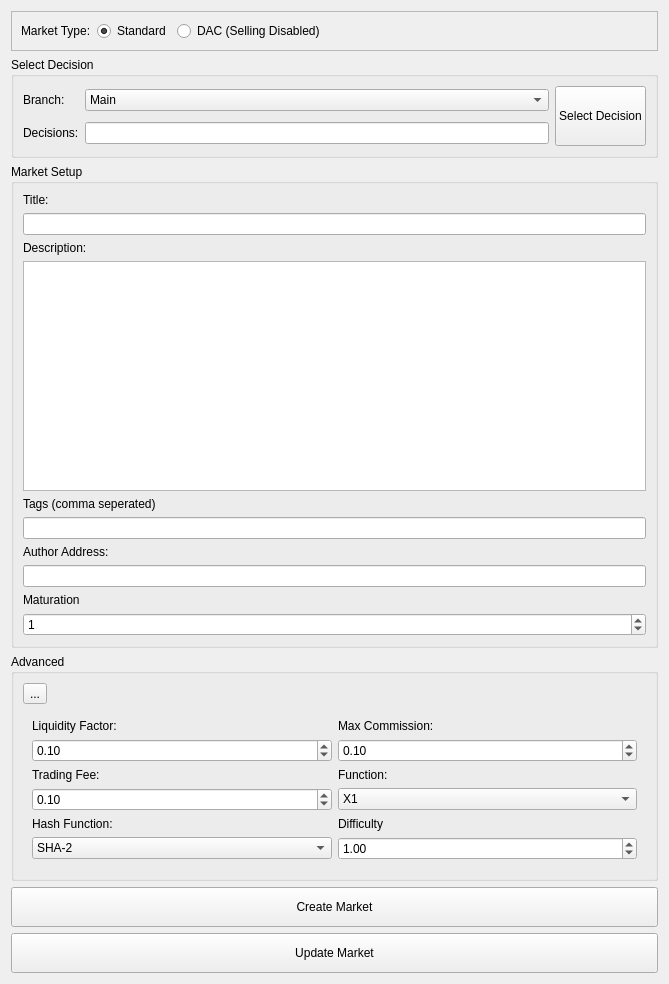
The window that src/qt/forms/decisionmarketcreationwidget.ui (bitjson/hivemind) describes before a commit, drawn with Qt 5.
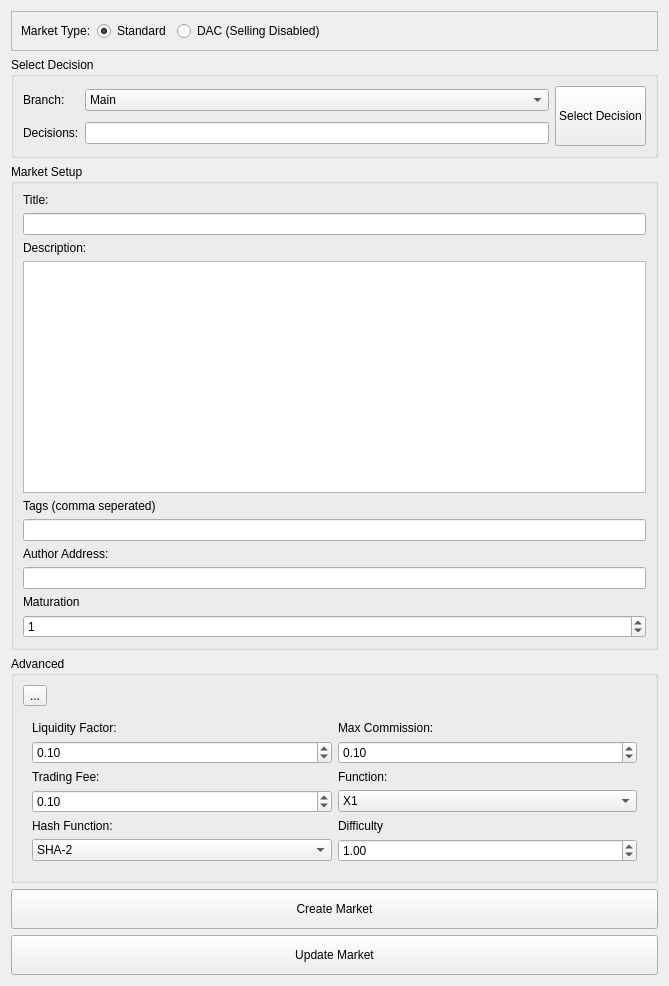
The same window after the commit.

Commit message: Update VoteView, and spinbox limits for creation widgets

The edit to the form file:
```diff
--- a/src/qt/forms/decisionmarketcreationwidget.ui
+++ b/src/qt/forms/decisionmarketcreationwidget.ui
@@ -7,7 +7,7 @@
     <x>0</x>
     <y>0</y>
     <width>669</width>
-    <height>984</height>
+    <height>986</height>
    </rect>
   </property>
   <property name="minimumSize">
@@ -178,6 +178,9 @@
       </item>
       <item>
        <widget class="QSpinBox" name="spinBoxMaturation">
+        <property name="maximum">
+         <number>999999999</number>
+        </property>
         <property name="value">
          <number>1</number>
         </property>
@@ -231,6 +234,9 @@
          </item>
          <item row="1" column="1">
           <widget class="QDoubleSpinBox" name="doubleSpinBoxMaxCommission">
+           <property name="maximum">
+            <double>999999999.000000000000000</double>
+           </property>
            <property name="value">
             <double>0.100000000000000</double>
            </property>
@@ -245,6 +251,9 @@
          </item>
          <item row="1" column="0">
           <widget class="QDoubleSpinBox" name="doubleSpinBoxB">
+           <property name="maximum">
+            <double>999999999.000000000000000</double>
+           </property>
            <property name="value">
             <double>0.100000000000000</double>
            </property>
@@ -252,6 +261,9 @@
          </item>
          <item row="3" column="0">
           <widget class="QDoubleSpinBox" name="doubleSpinBoxTradeFee">
+           <property name="maximum">
+            <double>999999999.000000000000000</double>
+           </property>
            <property name="value">
             <double>0.100000000000000</double>
            </property>
@@ -306,6 +318,9 @@
          </item>
          <item row="5" column="1">
           <widget class="QDoubleSpinBox" name="doubleSpinBoxDifficulty">
+           <property name="maximum">
+            <double>999999999.000000000000000</double>
+           </property>
            <property name="value">
             <double>1.000000000000000</double>
            </property>
```
The commit also changes 4 other files.
